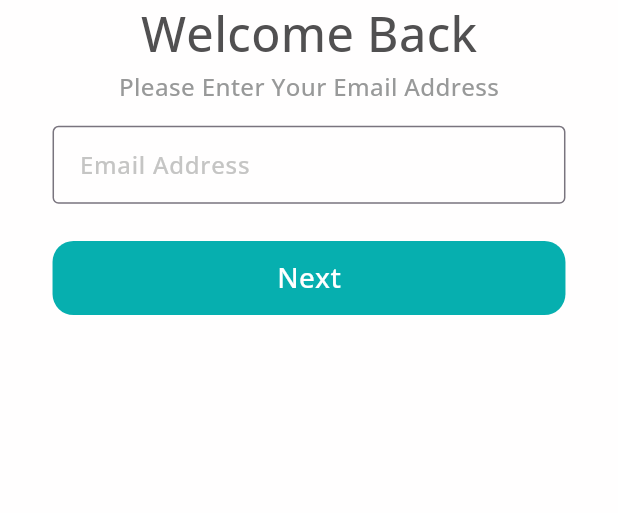
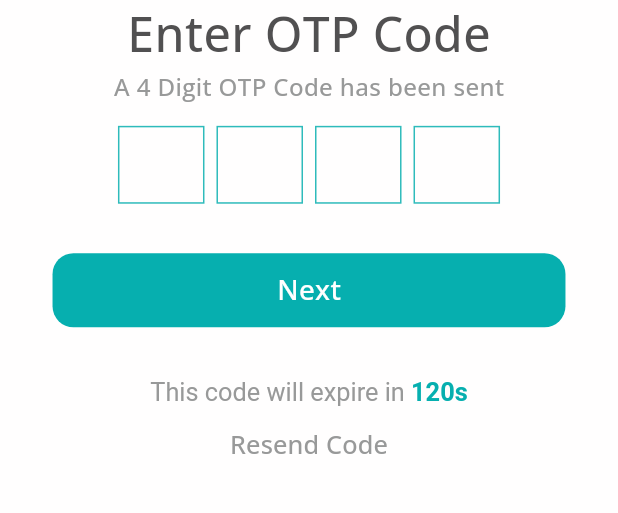
Before and after one commit to Sadman-123/CraftyBay, a Flutter app: the screen it shows after launch, on a phone screen of 412 x 824 dp, the part 291-804 px from its top. Run offline on Flutter 3.47's test engine with Material 3 defaults, Android fonts, the phone set to English and light mode, and no system bars; drawn by our look-alikes of pinput; our stand-ins replace flutter_svg.

Commit message:
otp almost done

```diff
--- a/lib/app/app.dart
+++ b/lib/app/app.dart
@@ -1,4 +1,5 @@
 import 'package:craftybay/auth_screens/login_screen.dart';
+import 'package:craftybay/auth_screens/otp_screen.dart';
 import 'package:craftybay/auth_screens/register_screen.dart';
 import 'package:craftybay/auth_screens/splash_screen.dart';
 import 'package:craftybay/stylesheet/style.dart';
@@ -11,11 +12,12 @@ class CraftyBay extends StatelessWidget
       debugShowCheckedModeBanner: false,
       theme: LightTheme(),
       themeMode: ThemeMode.light,
-      initialRoute: '/login',
+      initialRoute: '/otp',
       routes: {
         '/splash':(context)=>SplashScreen(),
         '/register':(context)=>RegisterScreen(),
-        '/login':(context)=>LoginScreen()
+        '/login':(context)=>LoginScreen(),
+        '/otp':(context)=>OtpScreen()
       },
     );
   }
--- /dev/null
+++ b/lib/auth_screens/otp_screen.dart
@@ -0,0 +1,73 @@
+import 'package:flutter/material.dart';
+import 'package:flutter_svg/svg.dart';
+import 'package:pinput/pinput.dart';
+import '../stylesheet/style.dart';
+class OtpScreen extends StatelessWidget{
+  @override
+  Widget build(BuildContext context) {
+    var mdw=MediaQuery.sizeOf(context).width;
+    var mdh=MediaQuery.sizeOf(context).height;
+    return Scaffold(
+      appBar: AppBar(),
+      body: SingleChildScrollView(
+        child: Center(
+          child: Container(
+            margin: EdgeInsets.all(10),
+            child: Column(
+              children: [
+                Container(
+                  child: SvgPicture.asset('assets/pics/logo.svg',width: mdw*0.295,),
+                ),
+                Container(child: Text("Enter OTP Code",style: Complete_Profile_Txt(mdw),),),
+                Container(child: Text("A 4 Digit OTP Code has been sent",style: SubTxt1(mdw),),),
+                Container(
+                  width: mdw*0.83,
+                  margin: EdgeInsets.only(
+                      top: 15
+                  ),
+                  child:  Pinput(
+                    length: 4,
+                    keyboardType: TextInputType.number,
+                    pinAnimationType: PinAnimationType.scale,
+                    defaultPinTheme: pin_code_theme(mdw, mdh),
+                    onChanged: (pin){
+
+                    },
+                  ),
+                ),
+                SizedBox(height: mdh*0.04,),
+                Container(
+                  decoration: BoxDecoration(
+                      color: Registration_Button_Color,
+                      borderRadius: BorderRadius.circular(14)
+                  ),
+                  child: Center(child: Text("Next",style: Registration_Button_Txt(mdw),)),
+                  width: mdw*0.83,
+                  height: mdh*0.06,
+                ),
+                SizedBox(height: mdh*0.04,),
+                Container(
+                  child: RichText(
+                    text: TextSpan(
+                      style: Rich_Txt_1(mdw),
+                      children: [
+                        TextSpan(text: "This code will expire in"),
+                        TextSpan(text: " "),
+                        TextSpan(text: "120s",style: TextStyle(color: Registration_Button_Color,fontWeight: FontWeight.bold))
+                      ]
+                    ),
+                  ),
+                ),
+                SizedBox(height: mdh*0.001,),
+                Container(
+                  child: TextButton(onPressed: (){}, child: Text("Resend Code",style:Resend_Txt(mdw),))
+                )
+
+              ],
+            ),
+          ),
+        ),
+      ),
+    );
+  }
+}
--- a/lib/stylesheet/style.dart
+++ b/lib/stylesheet/style.dart
@@ -1,4 +1,5 @@
 import 'package:flutter/material.dart';
+import 'package:pinput/pinput.dart';
 Color Scaffold_color=Color(0xFFfffefe);
 Color Cursor_color=Color(0xFF2ebbbb);
 Color Registration_Button_Color=Color(0xFF06afaf);
@@ -42,3 +43,25 @@ TextStyle Registration_Button_Txt(double mdw)
 {
   return TextStyle(color: Colors.white,fontSize: mdw*0.045);
 }
+PinTheme pin_code_theme(double mdw,double mdh)
+{
+  return PinTheme(
+    height: mdh*0.063,
+    width: mdw*0.14,
+    textStyle: TextStyle(fontSize: 20, color: Color.fromRGBO(30, 60, 87, 1), fontWeight: FontWeight.w600),
+    decoration: BoxDecoration(
+      border: Border.all(color: Cursor_color),
+    ),
+  );
+}
+TextStyle Rich_Txt_1(double mdw)
+{
+  return TextStyle(
+      color: Color(0xFF989999),
+      fontSize: mdw*0.041
+  );
+}
+TextStyle Resend_Txt(double mdw)
+{
+  return  TextStyle(color: Color(0xFF989999),fontSize: mdw*0.041);
+}
--- a/pubspec.yaml
+++ b/pubspec.yaml
@@ -36,6 +36,7 @@ dependencies:
   # Use with the CupertinoIcons class for iOS style icons.
   cupertino_icons: ^1.0.8
   flutter_svg: ^2.0.16
+  pinput: ^5.0.0
 
 dev_dependencies:
   flutter_test:
```
Also changed, not shown: pubspec.lock.
